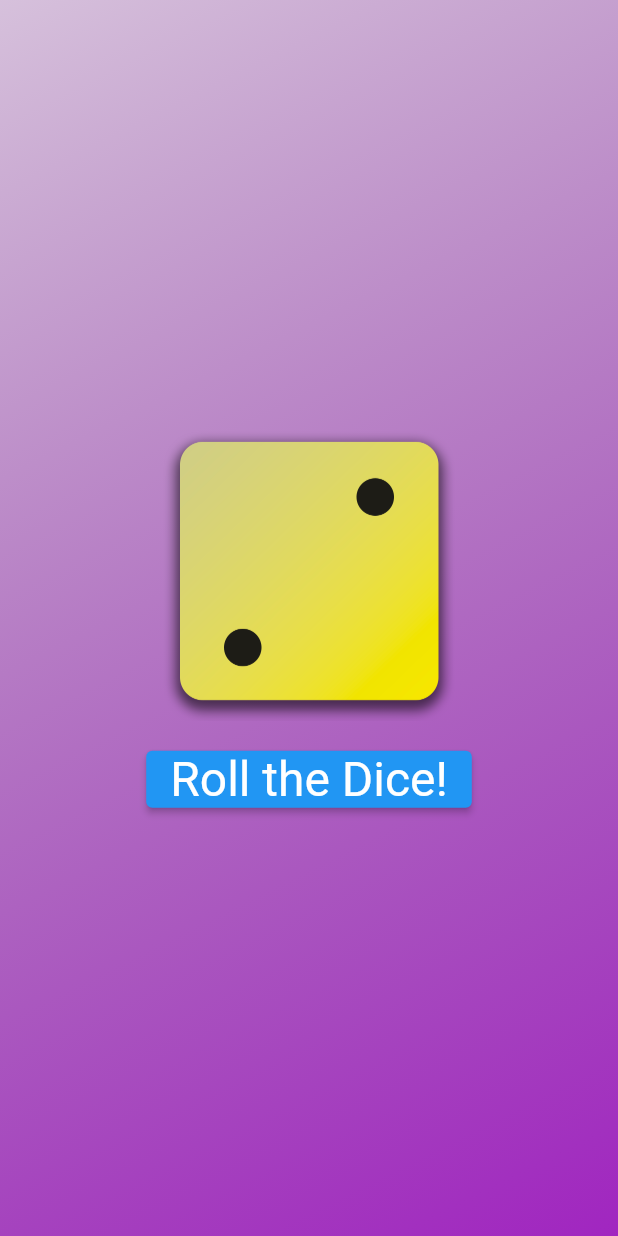
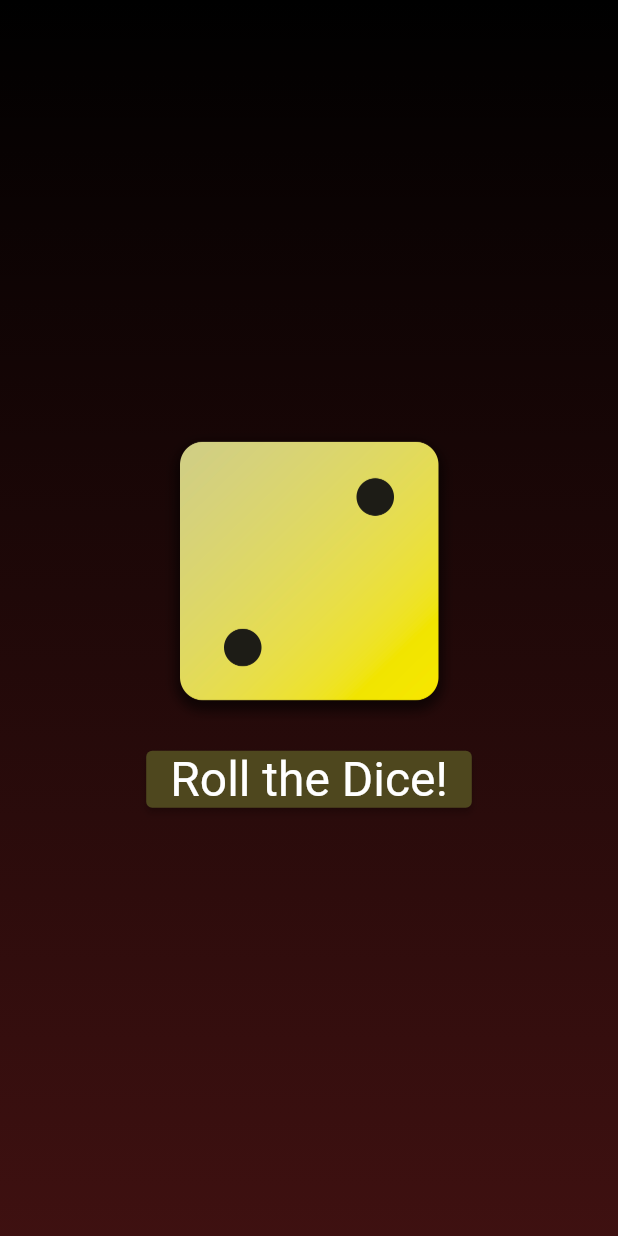
Before and after one commit to HorizonChaser12/DiceApp, a Flutter app: the screen it shows after launch, on a phone screen of 412 x 824 dp. Run offline on Flutter 3.47's test engine with Material 2 defaults, Android fonts, the phone set to English and light mode, and no system bars.

Commit message:
Final-Update

```diff
--- a/lib/dice_roller.dart
+++ b/lib/dice_roller.dart
@@ -38,6 +38,7 @@ class _DiceRollerState extends State<DiceRoller> {
           onPressed: rollDice,
           style: ElevatedButton.styleFrom(
               // padding: const EdgeInsets.only(top: 20),
+              backgroundColor: const Color.fromARGB(255, 78, 71, 30),
               foregroundColor: const Color.fromARGB(255, 255, 0, 0),
               textStyle: const TextStyle(fontSize: 25)),
           child: const styledText("Roll the Dice!"),
--- a/lib/gradient_container.dart
+++ b/lib/gradient_container.dart
@@ -1,8 +1,8 @@
 import 'package:dice/dice_roller.dart';
 import 'package:flutter/material.dart';
 
-const startAlignment = Alignment.topLeft;
-const endAlignmnet = Alignment.bottomRight;
+const startAlignment = Alignment.topCenter;
+const endAlignmnet = Alignment.bottomCenter;
 
 //using list of colors approach
 // class GradientContainer extends StatelessWidget {
--- a/lib/main.dart
+++ b/lib/main.dart
@@ -5,8 +5,8 @@ void main() {
   runApp(
     const MaterialApp(
       home: Scaffold(
-        body: GradientContainer(Color.fromARGB(61, 100, 10, 123),
-            Color.fromARGB(242, 156, 26, 189)),
+        body: GradientContainer(
+            Color.fromARGB(255, 0, 0, 0), Color.fromARGB(239, 50, 1, 1)),
       ),
     ),
   );
```
